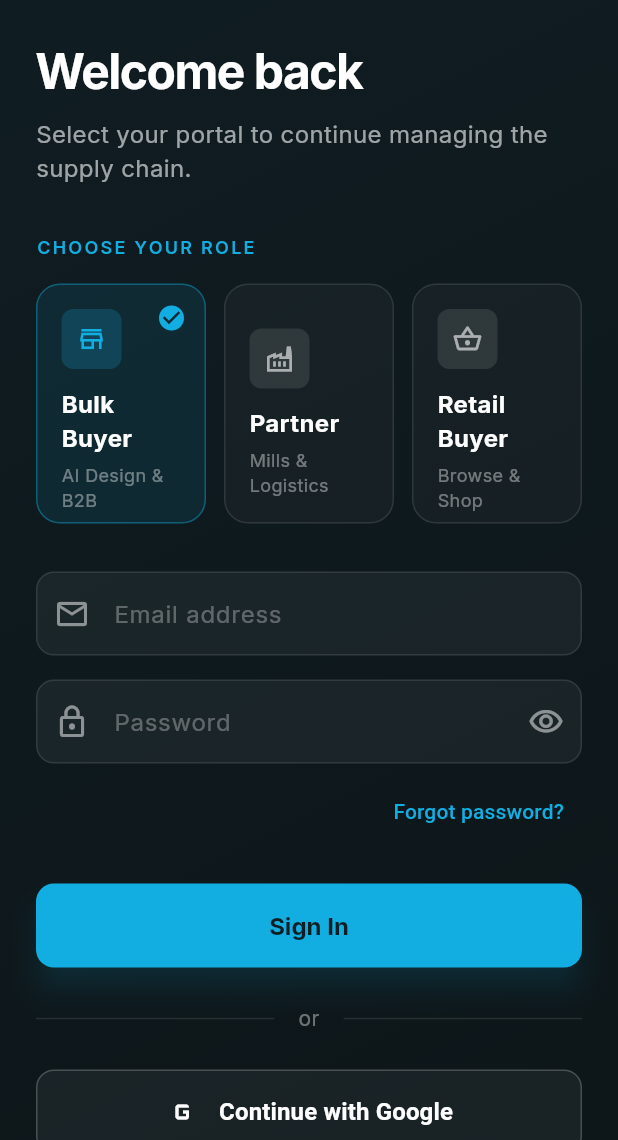
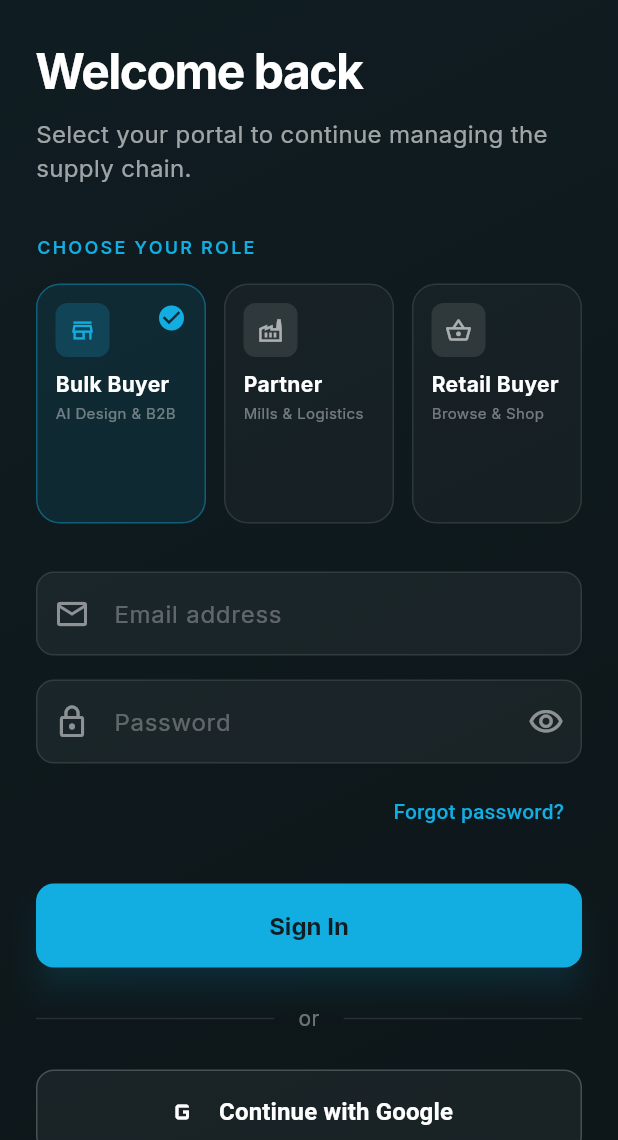
Before and after one commit to ihariganesh/ProFabric, a Flutter app: the screen it shows after launch, on a phone screen of 412 x 824 dp, the part 96-1236 px from its top. Run offline on Flutter 3.47's test engine with Material 3 defaults, Android fonts, the phone set to English and light mode, and no system bars; our stand-ins replace firebase_auth, firebase_core, flutter_riverpod, google_fonts, google_sign_in, hive_flutter; accounts and stored records are empty; network calls fail.

Commit message:
fix: Resolve RenderFlex overflow in login screen role cards

```diff
--- a/frontend/lib/features/auth/screens/login_screen.dart
+++ b/frontend/lib/features/auth/screens/login_screen.dart
@@ -845,14 +845,15 @@ class _RoleCard extends StatelessWidget {
         child: Stack(
           children: [
             Padding(
-              padding: const EdgeInsets.all(16),
+              padding: const EdgeInsets.all(12),
               child: Column(
                 mainAxisAlignment: MainAxisAlignment.end,
                 crossAxisAlignment: CrossAxisAlignment.start,
+                mainAxisSize: MainAxisSize.min,
                 children: [
                   Container(
-                    width: 40,
-                    height: 40,
+                    width: 36,
+                    height: 36,
                     decoration: BoxDecoration(
                       color: isSelected
                           ? const Color(0xFF12AEE2).withOpacity(0.2)
@@ -864,25 +865,29 @@ class _RoleCard extends StatelessWidget {
                       color: isSelected
                           ? const Color(0xFF12AEE2)
                           : Colors.white.withOpacity(0.6),
-                      size: 20,
+                      size: 18,
                     ),
                   ),
-                  const SizedBox(height: 12),
+                  const SizedBox(height: 8),
                   Text(
                     title,
                     style: const TextStyle(
-                      fontSize: 16,
+                      fontSize: 14,
                       fontWeight: FontWeight.bold,
                       color: Colors.white,
                     ),
+                    maxLines: 1,
+                    overflow: TextOverflow.ellipsis,
                   ),
-                  const SizedBox(height: 4),
+                  const SizedBox(height: 2),
                   Text(
                     subtitle,
                     style: TextStyle(
-                      fontSize: 12,
+                      fontSize: 10,
                       color: Colors.white.withOpacity(0.4),
                     ),
+                    maxLines: 1,
+                    overflow: TextOverflow.ellipsis,
                   ),
                 ],
               ),
```
